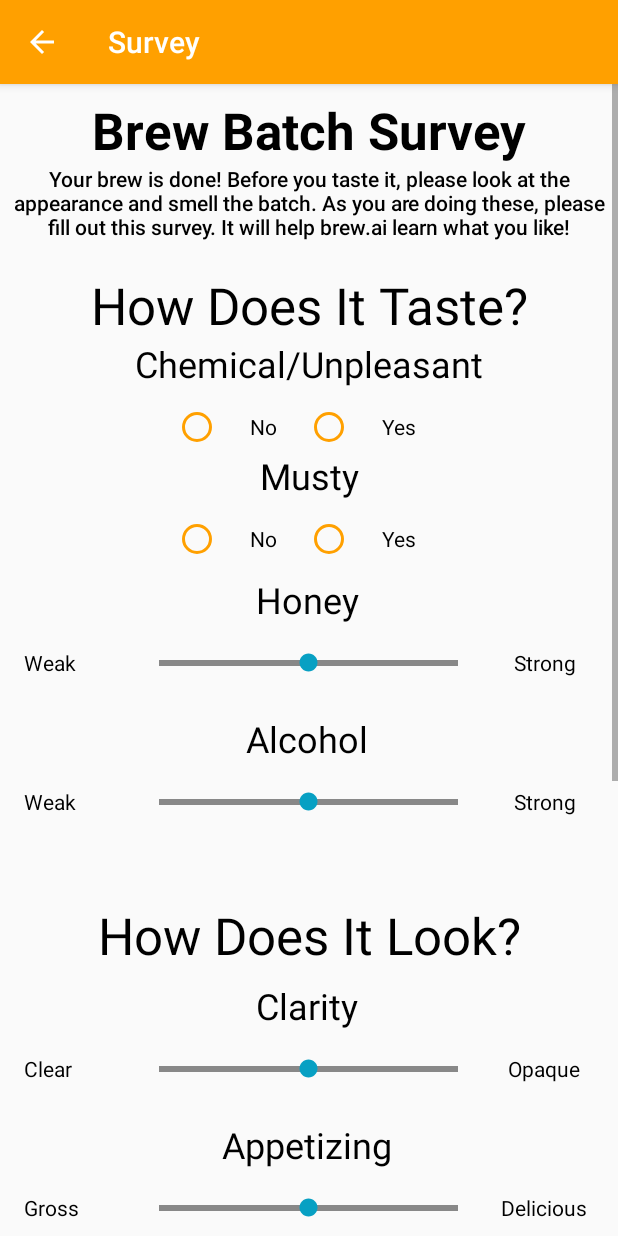
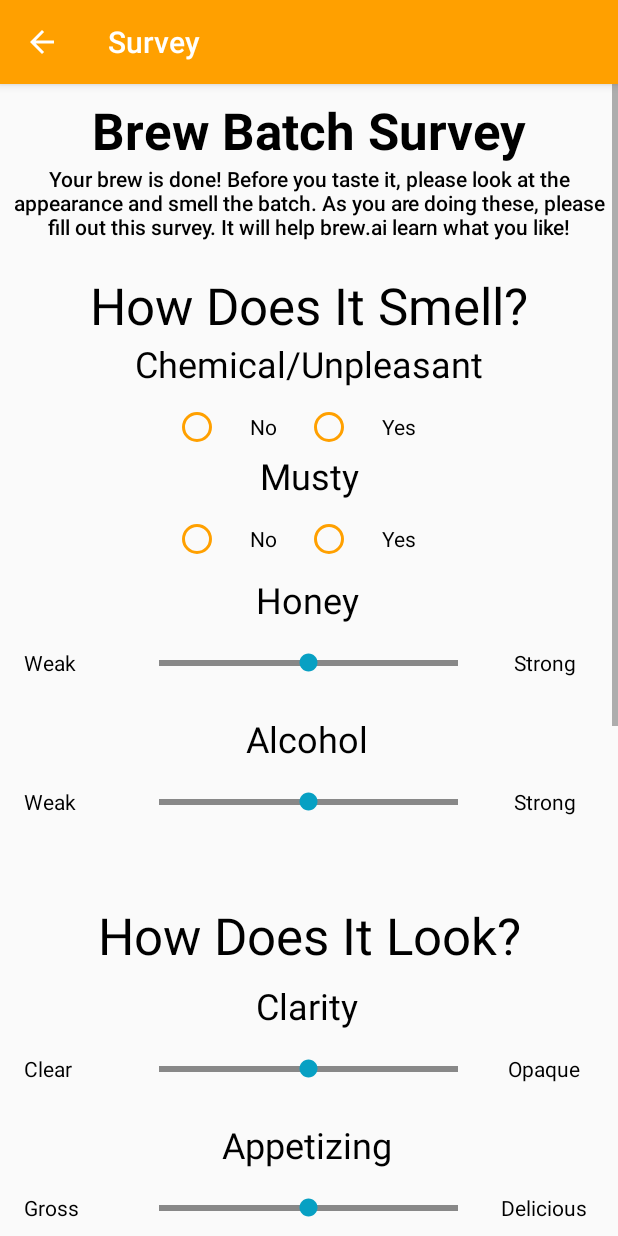
Before and after one commit to bitschift/OpenBrew, an Android app: the Survey screen opened directly, with no data from a screen before it, on a phone screen of 412 x 824 dp. Run offline under Robolectric (Android 15) with nearby library versions, the phone set to English and light mode, and no system bars.

Commit message:
Added functionality to the survey and made it return for a value.

```diff
--- a/src/interface/AI/app/src/main/res/layout/content_survey.xml
+++ b/src/interface/AI/app/src/main/res/layout/content_survey.xml
@@ -47,10 +47,10 @@
             android:layout_width="match_parent"
             android:layout_height="wrap_content"
             android:layout_marginTop="20dp"
-            android:textColor="@color/text_color"
-            android:text="How Does It Taste?"
+            android:text="How Does It Smell?"
             android:textAlignment="center"
-            android:textAppearance="@style/TextAppearance.AppCompat.Display1" />
+            android:textAppearance="@style/TextAppearance.AppCompat.Display1"
+            android:textColor="@color/text_color" />
 
         <LinearLayout
             android:id="@+id/chemicalsmell"
@@ -75,22 +75,26 @@
                 android:orientation="horizontal">
 
                 <RadioButton
+                    android:id="@+id/chemicalno"
                     style="@android:style/Widget.Holo.CompoundButton.RadioButton"
                     android:layout_width="wrap_content"
                     android:layout_height="wrap_content"
                     android:layout_weight="1"
+                    android:buttonTint="@color/colorPrimary"
                     android:gravity="center"
                     android:text="No"
-                    android:buttonTint="@color/colorPrimary"/>
+                    android:onClick="safe" />
 
                 <RadioButton
+                    android:id="@+id/chemicalyes"
                     android:layout_width="wrap_content"
                     android:layout_height="wrap_content"
                     android:layout_gravity="center"
                     android:layout_weight="1"
+                    android:buttonTint="@color/colorPrimary"
                     android:gravity="center"
-                    android:text="Yes"
-                    android:buttonTint="@color/colorPrimary"/>
+                    android:onClick="warning"
+                    android:text="Yes" />
 
             </RadioGroup>
         </LinearLayout>
@@ -118,24 +122,28 @@
                 android:orientation="horizontal">
 
                 <RadioButton
+                    android:id="@+id/mustysmellno"
                     style="@android:style/Widget.Holo.CompoundButton.RadioButton"
                     android:layout_width="wrap_content"
                     android:layout_height="wrap_content"
                     android:layout_weight="1"
+                    android:buttonTint="@color/colorPrimary"
                     android:gravity="center"
                     android:text="No"
                     android:textColor="@color/text_color"
-                    android:buttonTint="@color/colorPrimary"/>
+                    android:onClick="safe" />
 
                 <RadioButton
+                    android:id="@+id/mustysmellyes"
                     android:layout_width="wrap_content"
                     android:layout_height="wrap_content"
                     android:layout_gravity="center"
                     android:layout_weight="1"
+                    android:buttonTint="@color/colorPrimary"
                     android:gravity="center"
+                    android:onClick="warning"
                     android:text="Yes"
-                    android:textColor="@color/text_color"
-                    android:buttonTint="@color/colorPrimary"/>
+                    android:textColor="@color/text_color" />
 
             </RadioGroup>
         </LinearLayout>
@@ -193,6 +201,7 @@
                     android:text="Weak" />
 
                 <brew.ai.CenterSeekBar
+                    android:id="@+id/honeysmellbar"
                     android:layout_width="200dp"
                     android:layout_height="match_parent"
                     android:layout_gravity="center"
@@ -276,6 +285,7 @@
                     android:textColor="@color/text_color" />
 
                 <brew.ai.CenterSeekBar
+                    android:id="@+id/alcoholsmellbar"
                     android:layout_width="200dp"
                     android:layout_height="match_parent"
                     android:layout_gravity="center"
@@ -376,6 +386,7 @@
                     android:textColor="@color/text_color"/>
 
                 <brew.ai.CenterSeekBar
+                    android:id="@+id/claritybar"
                     android:layout_width="200dp"
                     android:layout_height="match_parent"
                     android:layout_gravity="center"
@@ -407,7 +418,7 @@
         </LinearLayout>
 
         <LinearLayout
-            android:id="@+id/appitizing"
+            android:id="@+id/appetizing"
             android:layout_width="match_parent"
             android:layout_height="match_parent"
             android:orientation="vertical">
@@ -423,8 +434,8 @@
                 android:layout_marginTop="8dp"
                 android:text="Appetizing"
                 android:textAlignment="center"
+                android:textColor="@color/text_color"
                 android:textSize="24sp"
-                android:textColor="@color/text_color"
                 app:layout_constraintBottom_toTopOf="@+id/customSeekBar"
                 app:layout_constraintLeft_toLeftOf="parent"
                 app:layout_constraintRight_toRightOf="parent"
@@ -455,10 +466,11 @@
                     android:layout_marginStart="8dp"
                     android:layout_marginTop="8dp"
                     android:gravity="center_vertical"
-                    android:textColor="@color/text_color"
-                    android:text="Gross" />
+                    android:text="Gross"
+                    android:textColor="@color/text_color" />
 
                 <brew.ai.CenterSeekBar
+                    android:id="@+id/appetizingbar"
                     android:layout_width="200dp"
                     android:layout_height="match_parent"
                     android:layout_gravity="center"
@@ -483,8 +495,8 @@
                     android:layout_marginTop="8dp"
                     android:layout_weight="0.25"
                     android:text="Delicious"
-                    android:textColor="@color/text_color"
-                    android:textAlignment="center" />
+                    android:textAlignment="center"
+                    android:textColor="@color/text_color" />
             </TableRow>
 
         </LinearLayout>
@@ -529,24 +541,28 @@
                 android:orientation="horizontal">
 
                 <RadioButton
+                    android:id="@+id/mustytasteno"
                     style="@android:style/Widget.Holo.CompoundButton.RadioButton"
                     android:layout_width="wrap_content"
                     android:layout_height="wrap_content"
                     android:layout_weight="1"
+                    android:buttonTint="@color/colorPrimary"
                     android:gravity="center"
                     android:text="No"
                     android:textColor="@color/text_color"
-                    android:buttonTint="@color/colorPrimary" />
+                    android:onClick="safe"/>
 
                 <RadioButton
+                    android:id="@+id/mustytasteyes"
                     android:layout_width="wrap_content"
                     android:layout_height="wrap_content"
                     android:layout_gravity="center"
                     android:layout_weight="1"
+                    android:buttonTint="@color/colorPrimary"
                     android:gravity="center"
                     android:text="Yes"
                     android:textColor="@color/text_color"
-                    android:buttonTint="@color/colorPrimary"/>
+                    android:onClick="warning" />
 
             </RadioGroup>
         </LinearLayout>
@@ -604,6 +620,7 @@
                     android:textColor="@color/text_color"/>
 
                 <brew.ai.CenterSeekBar
+                    android:id="@+id/sweetnessbar"
                     android:layout_width="200dp"
                     android:layout_height="match_parent"
                     android:layout_gravity="center"
@@ -687,6 +704,7 @@
                     android:textColor="@color/text_color" />
 
                 <brew.ai.CenterSeekBar
+                    android:id="@+id/alcoholtastebar"
                     android:layout_width="200dp"
                     android:layout_height="match_parent"
                     android:layout_gravity="center"
@@ -719,4 +737,13 @@
 
     </LinearLayout>
 
+    <Button
+        android:id="@+id/submit"
+        style="@style/Widget.AppCompat.Button.Colored"
+        android:layout_width="match_parent"
+        android:layout_height="wrap_content"
+        android:layout_marginTop="50dp"
+        android:onClick="submit"
+        android:text="SUBMIT" />
+
 </LinearLayout>
--- a/src/interface/AI/app/src/main/res/values/colors.xml
+++ b/src/interface/AI/app/src/main/res/values/colors.xml
@@ -3,4 +3,5 @@
     <color name="colorPrimary">#FFA000</color>
     <color name="colorPrimaryDark">#c67100</color>
     <color name="colorAccent">#07a0c3</color>
+    <color name="text_color">#000000</color>
 </resources>
--- a/src/interface/AI/app/src/main/res/values/strings.xml
+++ b/src/interface/AI/app/src/main/res/values/strings.xml
@@ -5,8 +5,12 @@
     <string name="co2">Carbon Dioxide</string>
     <string name="title_activity_data">DataActivity</string>
     <string name="action_settings">Settings</string>
-    <color name="text_color">#000000</color>
     <string name="title_activity_brew_setup">BrewSetup</string>
     <string name="section_format">Hello World from section: %1$d</string>
     <string name="title_activity_survey">Survey</string>
+    <string name="warning_dialogue">
+        <b>WARNING:</b> If the brew has a strong chemical, unpleasant, or musty smell
+        <u>DO NOT DRINK IT!</u> The batch has gone bad and needs to be disposed of.
+        Please clean the container thoroughly after disposing of the batch.
+    </string>
 </resources>
```
Also changed, not shown: src/interface/AI/app/src/main/java/brew/ai/Main.java (+16 -1 lines), src/interface/AI/app/src/main/java/brew/ai/Survey.java (+71 -0 lines), src/interface/AI/app/src/main/res/layout/dialogue_warning.xml (added, +36 -0 lines).
